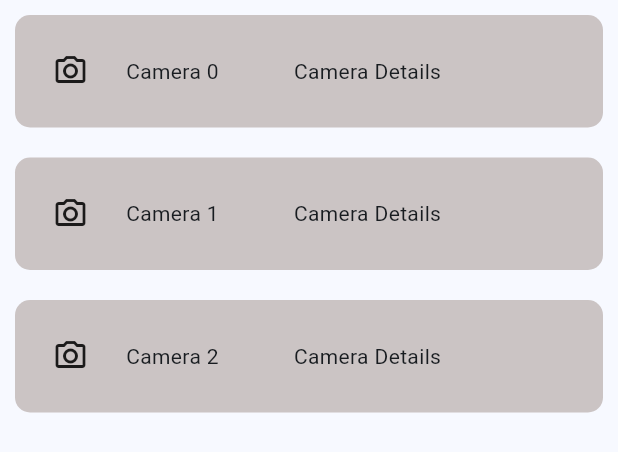
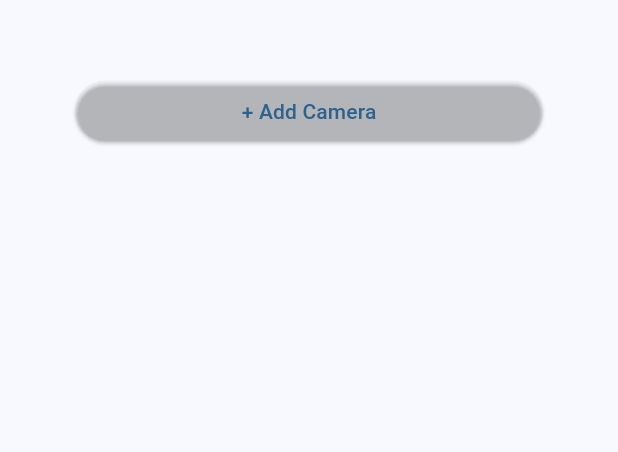
Before and after one commit to M-Masood4/TheftSense, a Flutter app: the CameraPage widget shown alone on an empty page, opened directly, on a phone screen of 412 x 824 dp. Shown: the top 452 px of the screen. Run offline on Flutter 3.47's test engine with Material 3 defaults, Android fonts, the light colour scheme and no system bars.

Commit message:
updated cameras page to allow user to 'add' camera. will update at some point to detect camera and add details, etc...

```diff
--- a/my_app/lib/cameras.dart
+++ b/my_app/lib/cameras.dart
@@ -2,39 +2,83 @@ export 'cameras.dart';
 
 import 'package:flutter/material.dart';
 
-class CameraPage extends StatelessWidget {
+class CameraPage extends StatefulWidget {
+  const CameraPage({Key? key}) : super(key: key);
 
   @override
-    Widget build(BuildContext context) {
+  State<CameraPage> createState() => _CameraPageState();
+}
+
+class _CameraPageState extends State<CameraPage> {
+
+  List<Widget> listChildren = [];
+  List<String> cameraNames = [];
+
+  ListView createListView() {
+    //createButton();
     return ListView(
       scrollDirection: Axis.vertical,
+      children: [
+        for (int i=0; i<cameraNames.length; i++) newCameraTab(cameraNames[i]),
+        Padding(
+          padding:EdgeInsets.all(50),
+          child: ElevatedButton(
+            style: ButtonStyle(backgroundColor: WidgetStateProperty.all<Color>(Colors.transparent)),
+            onPressed: AddCamera,
+            child: Text('+ Add Camera'),
+          )
+        )
+      ]
+    );
+  }
 
-      children: [
-        for (int i = 0; i < 3; i++)
-          Padding(
-            padding:EdgeInsetsGeometry.all(10),
+  Padding newCameraTab(String cameraName) {
+    return Padding(
+      padding:EdgeInsets.all(10),
       child: Container(
         decoration: BoxDecoration(
           borderRadius: BorderRadius.circular(10),
           color: const Color.fromARGB(255, 203, 196, 196),
         ),
-              //color:Colors.grey,
         height: 75,
         child: Row(
           children: [
             SizedBox(width:25),
             Icon(Icons.camera_alt_outlined),
             SizedBox(width:25),
-                  Text('Camera $i'),
+            Text(cameraName),
             SizedBox(width: 50),
             Text('Camera Details')
           ]
         )
       )
-          )
-          // add cameras button below cameras
-
-      ]
     );
   }
+
+  void AddCamera() {
+    setState(() {
+      int num = cameraNames.length;
+      cameraNames.add('Camera $num');
+    });
   }
+
+  void createButton() {
+    if (listChildren.isEmpty) {
+      print('listChildren is empty');
+      Padding button = Padding(
+        padding:EdgeInsets.all(50),
+        child: ElevatedButton(
+          style: ButtonStyle(backgroundColor: WidgetStateProperty.all<Color>(Colors.transparent)),
+          onPressed: AddCamera,
+          child: Text('+ Add Camera'),
+        )
+      );
+      listChildren.add(button);
+    }
+  }
+
+  @override
+  Widget build(BuildContext context) {
+    return createListView();
+  }
+}
```
Also changed, not shown: my_app/lib/main.dart (+11 -2 lines). Lines whose indentation alone changed are shown as unchanged.
